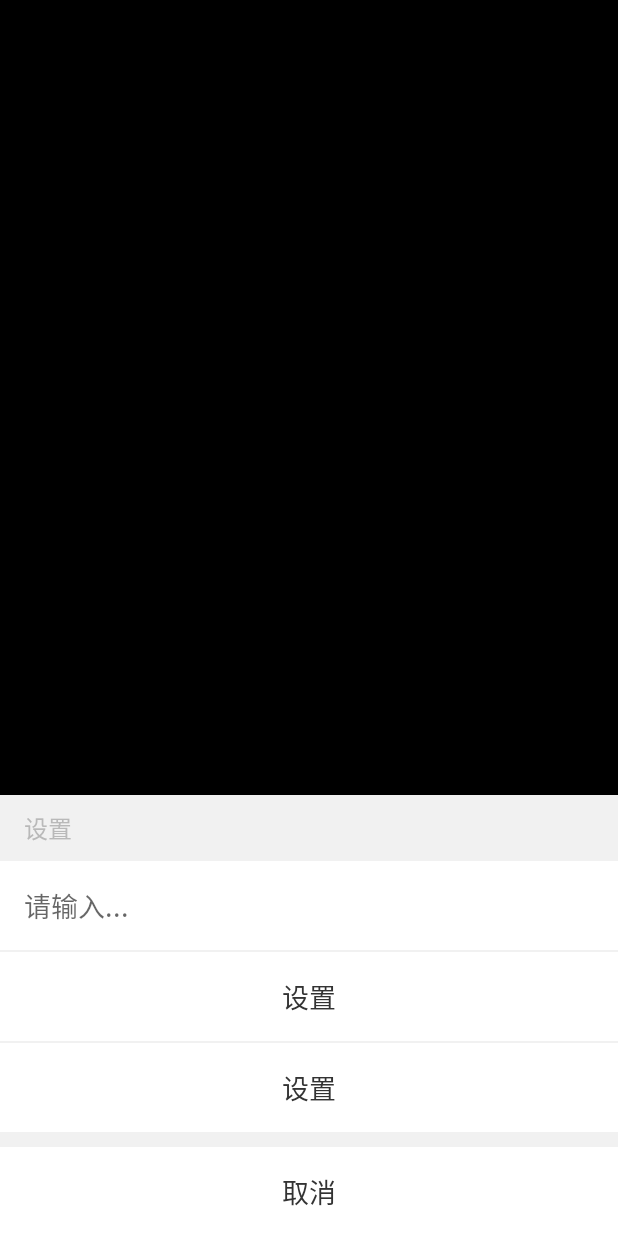
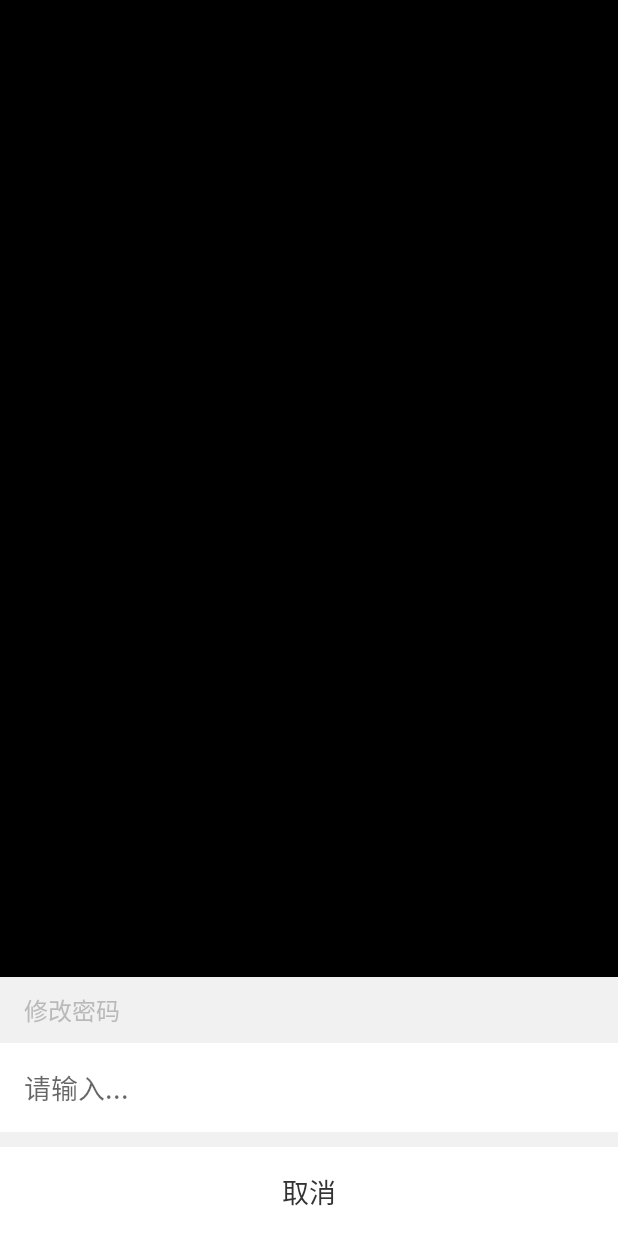
Before and after one commit to HemingwayZ/GoldenDance, an Android app: the UserInfoActivity screen opened directly, with no data from a screen before it, after a tap on "性别", on a phone screen of 412 x 824 dp. Run offline under Robolectric (Android 15) with nearby library versions, the phone set to English and light mode, and no system bars.

Commit message:
userinfo from work

```diff
--- a/app/src/main/java/com/goldendance/client/userinfo/UpdateUserInfoActivity.java
+++ b/app/src/main/java/com/goldendance/client/userinfo/UpdateUserInfoActivity.java
@@ -53,7 +53,7 @@ public class UpdateUserInfoActivity extends BaseActivity implements UpdateUserIn
 //        });
 //        animation.start();
         super.onBackPressed();
-        overridePendingTransition(0, android.R.anim.fade_out);
+        overridePendingTransition(0, R.anim.top_down);
     }
 
     @Override
--- a/app/src/main/java/com/goldendance/client/userinfo/UpdateUserInfoFragment.java
+++ b/app/src/main/java/com/goldendance/client/userinfo/UpdateUserInfoFragment.java
@@ -4,9 +4,12 @@ import android.content.Context;
 import android.net.Uri;
 import android.os.Bundle;
 import android.support.v4.app.Fragment;
+import android.text.InputType;
 import android.view.LayoutInflater;
 import android.view.View;
 import android.view.ViewGroup;
+import android.widget.EditText;
+import android.widget.TextView;
 
 import com.goldendance.client.R;
 
@@ -29,6 +32,7 @@ public class UpdateUserInfoFragment extends Fragment implements IUpdateUserInfoC
     private String mParam2;
 
     private OnFragmentInteractionListener mListener;
+    private EditText etUser;
 
     public UpdateUserInfoFragment() {
         // Required empty public constructor
@@ -71,7 +75,60 @@ public class UpdateUserInfoFragment extends Fragment implements IUpdateUserInfoC
     }
 
     private void initView(View view) {
-//        view.findViewById(R.id.ivBack).setOnClickListener(this);
+        view.findViewById(R.id.llCancel).setOnClickListener(this);
+        view.findViewById(R.id.cancel).setOnClickListener(this);
+
+        switch (action) {
+            case UserInfoActivity.ACTION_USERNAME:
+                initEditUserName(view);
+                break;
+            case UserInfoActivity.ACTION_PSW:
+                initEditPSW(view);
+                break;
+            case UserInfoActivity.ACTION_GENDER:
+                initChoiceGender(view);
+                break;
+            case UserInfoActivity.ACTION_ICON:
+                initChoiceIcon(view);
+                break;
+        }
+
+    }
+
+    private void initChoiceIcon(View view) {
+        initTitle(view, "选择头像");
+        view.findViewById(R.id.llEdit).setVisibility(View.GONE);
+    }
+
+    private void initChoiceGender(View view) {
+        initTitle(view, "选择性别");
+        view.findViewById(R.id.llEdit).setVisibility(View.GONE);
+    }
+
+    private void initEditPSW(View view) {
+        initTitle(view, "修改密码");
+        view.findViewById(R.id.llOption1).setVisibility(View.GONE);
+        view.findViewById(R.id.llOption2).setVisibility(View.GONE);
+        etUser = (EditText) view.findViewById(R.id.etUser);
+        etUser.setInputType(InputType.TYPE_TEXT_VARIATION_PASSWORD);
+    }
+
+    /**
+     * 修改用户名
+     *
+     * @param view
+     */
+    private void initEditUserName(View view) {
+        initTitle(view, "修改昵称");
+        view.findViewById(R.id.llOption1).setVisibility(View.GONE);
+        view.findViewById(R.id.llOption2).setVisibility(View.GONE);
+        etUser = (EditText) view.findViewById(R.id.etUser);
+    }
+
+
+    private void initTitle(View view, String title) {
+        TextView tvTitle = (TextView) view.findViewById(R.id.tvTitle);
+        tvTitle.setText(title);
     }
 
     // TODO: Rename method, update argument and hook method into UI event
@@ -116,7 +173,8 @@ public class UpdateUserInfoFragment extends Fragment implements IUpdateUserInfoC
     @Override
     public void onClick(View v) {
         switch (v.getId()) {
-            case R.id.ivBack:
+            case R.id.llCancel:
+            case R.id.cancel:
                 getActivity().onBackPressed();
                 break;
         }
--- a/app/src/main/java/com/goldendance/client/userinfo/UserInfoActivity.java
+++ b/app/src/main/java/com/goldendance/client/userinfo/UserInfoActivity.java
@@ -1,9 +1,6 @@
 package com.goldendance.client.userinfo;
 
 import android.content.Intent;
-import android.net.Uri;
-import android.support.v4.app.FragmentTransaction;
-import android.support.v7.app.AppCompatActivity;
 import android.os.Bundle;
 import android.view.View;
 
@@ -11,6 +8,12 @@ import com.goldendance.client.R;
 import com.goldendance.client.base.BaseActivity;
 
 public class UserInfoActivity extends BaseActivity implements View.OnClickListener {
+    public static final String ACTION_ICON = "icon";
+    public static final String ACTION_GENDER = "gender";
+    public static final String ACTION_PSW = "psw";
+    public static final String ACTION_USERNAME = "username";
+
+    private static final int REQUEST_USERINFO = 10000;
 
     @Override
     public void initView(Bundle savedInstanceState) {
@@ -24,11 +27,25 @@ public class UserInfoActivity extends BaseActivity implements View.OnClickListen
     @Override
     public void onClick(View v) {
         Intent intent = new Intent(this, UpdateUserInfoActivity.class);
-        startActivity(intent);
         switch (v.getId()) {
             case R.id.flIcon:
-
+                intent.putExtra("action", ACTION_ICON);
+                break;
+            case R.id.flGender:
+                intent.putExtra("action", ACTION_GENDER);
+            case R.id.flPsw:
+                intent.putExtra("action", ACTION_PSW);
+                break;
+            case R.id.flUsername:
+                intent.putExtra("action", ACTION_USERNAME);
                 break;
         }
+        startActivityForResult(intent, REQUEST_USERINFO);
+    }
+
+    @Override
+    protected void onActivityResult(int requestCode, int resultCode, Intent data) {
+
+        super.onActivityResult(requestCode, resultCode, data);
     }
 }
--- a/app/src/main/res/layout/fragment_user_info.xml
+++ b/app/src/main/res/layout/fragment_user_info.xml
@@ -1,16 +1,18 @@
-<FrameLayout xmlns:android="http://schemas.android.com/apk/res/android"
+<RelativeLayout xmlns:android="http://schemas.android.com/apk/res/android"
     xmlns:tools="http://schemas.android.com/tools"
+    android:id="@+id/fragment_user_info"
     android:layout_width="match_parent"
     android:layout_height="match_parent"
     android:gravity="bottom"
-    android:id="@+id/fragment_user_info"
     android:orientation="vertical"
     tools:context="com.goldendance.client.userinfo.UpdateUserInfoFragment">
+
     <!--  android:layoutAnimation="@anim/dialog_up" -->
     <LinearLayout
+        android:id="@+id/llBottom"
         android:layout_width="match_parent"
         android:layout_height="wrap_content"
-        android:id="@+id/llBottom"
+        android:layout_alignParentBottom="true"
         android:layout_gravity="bottom"
         android:background="#f1f1f1"
         android:orientation="vertical">
@@ -21,6 +23,7 @@
             android:orientation="horizontal">
 
             <TextView
+                android:id="@+id/tvTitle"
                 android:layout_width="wrap_content"
                 android:layout_height="wrap_content"
                 android:layout_gravity="center_horizontal"
@@ -33,6 +36,7 @@
         </LinearLayout>
 
         <LinearLayout
+            android:id="@+id/llEdit"
             android:layout_width="match_parent"
             android:layout_height="wrap_content"
             android:background="#FFFFFF"
@@ -40,6 +44,7 @@
             android:orientation="horizontal">
 
             <EditText
+                android:id="@+id/etUser"
                 android:layout_width="wrap_content"
                 android:layout_height="wrap_content"
                 android:layout_gravity="center_horizontal"
@@ -49,12 +54,14 @@
                 android:hint="请输入..."
                 android:maxLines="1"
                 android:paddingBottom="16dp"
+
                 android:paddingTop="16dp"
                 android:textColor="#333333"
                 android:textSize="18sp" />
         </LinearLayout>
 
         <LinearLayout
+            android:id="@+id/llOption1"
             android:layout_width="match_parent"
             android:layout_height="wrap_content"
             android:layout_marginTop="1dp"
@@ -74,6 +81,7 @@
         </LinearLayout>
 
         <LinearLayout
+            android:id="@+id/llOption2"
             android:layout_width="match_parent"
             android:layout_height="wrap_content"
             android:layout_marginTop="1dp"
@@ -93,6 +101,7 @@
         </LinearLayout>
 
         <LinearLayout
+            android:id="@+id/llCancel"
             android:layout_width="match_parent"
             android:layout_height="wrap_content"
             android:layout_marginTop="10dp"
@@ -111,4 +120,10 @@
                 android:textSize="18sp" />
         </LinearLayout>
     </LinearLayout>
-</FrameLayout>
+
+    <View
+        android:id="@+id/cancel"
+        android:layout_width="match_parent"
+        android:layout_height="match_parent"
+        android:layout_above="@id/llBottom" />
+</RelativeLayout>
```
